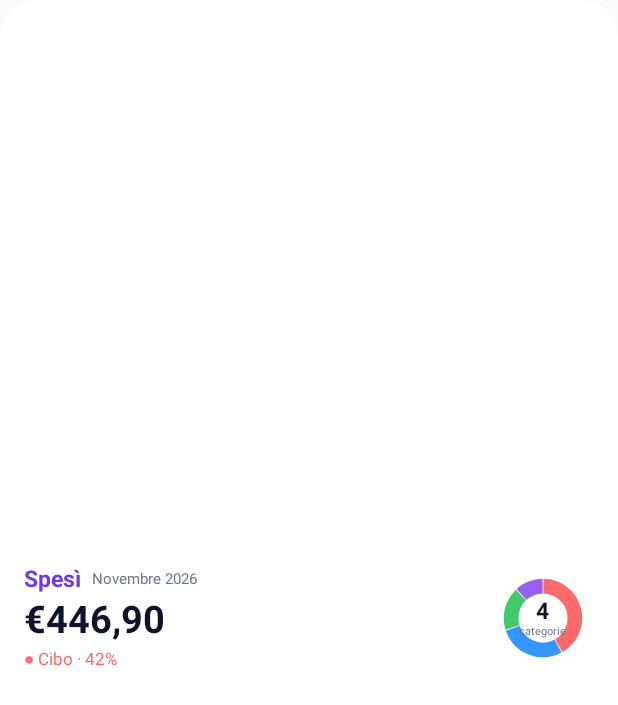
After one commit to gisolfi02/Spesi, an Android app built with Jetpack Compose: the layout widget_spesi_month_preview.xml on its own in the app's theme, with its tools: preview values and no code run, on a phone screen of 412 x 824 dp. The commit adds this screen. Shown: the top 705 px of the screen. Run offline under Robolectric (Android 15) with nearby library versions, the phone set to English and light mode, and no system bars.

Commit message:
add monthly expense widget

```diff
--- a/app/src/main/java/com/example/expensetracker/recurrence/RecurringExpenseWorker.kt
+++ b/app/src/main/java/com/example/expensetracker/recurrence/RecurringExpenseWorker.kt
@@ -4,12 +4,18 @@ import android.content.Context
 import androidx.work.CoroutineWorker
 import androidx.work.WorkerParameters
 import com.example.expensetracker.data.RecurringExpenseManager
+import com.example.expensetracker.widget.SpesiWidgetUpdater
 
 /** Verifica giornaliera offline: l'orario di esecuzione non è esatto. */
 class RecurringExpenseWorker(context: Context, params: WorkerParameters) :
     CoroutineWorker(context, params) {
     override suspend fun doWork(): Result = try {
         RecurringExpenseManager.materializeDue(applicationContext)
+        try {
+            SpesiWidgetUpdater.refresh(applicationContext)
+        } catch (_: Exception) {
+            // Una mancata sincronizzazione del widget non deve duplicare le rate.
+        }
         Result.success()
     } catch (_: Exception) {
         Result.retry()
--- a/app/src/main/java/com/example/expensetracker/ui/screens/AddExpenseScreen.kt
+++ b/app/src/main/java/com/example/expensetracker/ui/screens/AddExpenseScreen.kt
@@ -444,12 +444,6 @@ fun AddExpenseScreen(
                             modifier = Modifier.padding(start = 54.dp, end = 5.dp, bottom = 4.dp)
                         )
                     }
-                    Text(
-                        "La data finale è inclusa. Le rate successive alla scadenza " +
-                                "non verranno generate.",
-                        color = Muted, fontSize = 11.sp,
-                        modifier = Modifier.padding(start = 54.dp, bottom = 12.dp, end = 5.dp)
-                    )
                 }
             }
         }
--- /dev/null
+++ b/app/src/main/res/drawable/bg_spesi_widget.xml
@@ -0,0 +1,8 @@
+<?xml version="1.0" encoding="utf-8"?>
+<shape xmlns:android="http://schemas.android.com/apk/res/android" android:shape="rectangle">
+    <corners android:radius="24dp" />
+    <gradient
+        android:angle="0"
+        android:startColor="#FFFFFF"
+        android:endColor="#FFFFFF" />
+</shape>
--- /dev/null
+++ b/app/src/main/res/drawable/spesi_widget_preview_ring.xml
@@ -0,0 +1,12 @@
+<?xml version="1.0" encoding="utf-8"?>
+<vector xmlns:android="http://schemas.android.com/apk/res/android"
+    android:width="112dp"
+    android:height="112dp"
+    android:viewportWidth="112"
+    android:viewportHeight="112">
+    <path android:pathData="M 56,21 A 35,35 0 0,1 56,91 A 35,35 0 0,1 56,21" android:fillColor="#00000000" android:strokeColor="#E8E3F5" android:strokeWidth="16" />
+    <path android:pathData="M 56.550,21.004 A 35,35 0 0,1 73.341,86.402" android:fillColor="#00000000" android:strokeColor="#FF6969" android:strokeWidth="16" />
+    <path android:pathData="M 72.378,86.932 A 35,35 0 0,1 22.887,67.337" android:fillColor="#00000000" android:strokeColor="#3495FF" android:strokeWidth="16" />
+    <path android:pathData="M 22.547,66.291 A 35,35 0 0,1 31.643,30.866" android:fillColor="#00000000" android:strokeColor="#42C96A" android:strokeWidth="16" />
+    <path android:pathData="M 32.445,30.113 A 35,35 0 0,1 55.450,21.004" android:fillColor="#00000000" android:strokeColor="#9860EE" android:strokeWidth="16" />
+</vector>
--- /dev/null
+++ b/app/src/main/res/layout/widget_spesi_month_preview.xml
@@ -0,0 +1,115 @@
+<?xml version="1.0" encoding="utf-8"?>
+<!-- Anteprima statica con le stesse proporzioni del widget installato. -->
+<FrameLayout xmlns:android="http://schemas.android.com/apk/res/android"
+    android:layout_width="match_parent"
+    android:layout_height="match_parent"
+    android:background="@drawable/bg_spesi_widget">
+
+    <LinearLayout
+        android:layout_width="match_parent"
+        android:layout_height="match_parent"
+        android:orientation="horizontal"
+        android:gravity="center_vertical"
+        android:paddingStart="16dp"
+        android:paddingEnd="16dp"
+        android:paddingTop="7dp"
+        android:paddingBottom="7dp">
+
+        <LinearLayout
+            android:layout_width="0dp"
+            android:layout_height="wrap_content"
+            android:layout_weight="1"
+            android:orientation="vertical"
+            android:gravity="center_vertical">
+
+            <LinearLayout
+                android:layout_width="match_parent"
+                android:layout_height="wrap_content"
+                android:orientation="horizontal"
+                android:gravity="center_vertical">
+
+                <TextView
+                    android:layout_width="wrap_content"
+                    android:layout_height="wrap_content"
+                    android:includeFontPadding="false"
+                    android:text="Spesì"
+                    android:textStyle="bold"
+                    android:textSize="15sp"
+                    android:textColor="#7138EB" />
+
+                <TextView
+                    android:layout_width="0dp"
+                    android:layout_height="wrap_content"
+                    android:layout_weight="1"
+                    android:layout_marginStart="7dp"
+                    android:includeFontPadding="false"
+                    android:maxLines="1"
+                    android:ellipsize="end"
+                    android:text="Novembre 2026"
+                    android:textSize="10sp"
+                    android:textColor="#6B708A" />
+            </LinearLayout>
+
+            <TextView
+                android:layout_width="match_parent"
+                android:layout_height="wrap_content"
+                android:layout_marginTop="3dp"
+                android:includeFontPadding="false"
+                android:maxLines="1"
+                android:ellipsize="end"
+                android:text="€446,90"
+                android:textStyle="bold"
+                android:textSize="25sp"
+                android:textColor="#11132B" />
+
+            <TextView
+                android:layout_width="match_parent"
+                android:layout_height="wrap_content"
+                android:layout_marginTop="3dp"
+                android:includeFontPadding="false"
+                android:maxLines="1"
+                android:ellipsize="end"
+                android:text="● Cibo · 42%"
+                android:textSize="11sp"
+                android:textColor="#FF6969" />
+        </LinearLayout>
+
+        <FrameLayout
+            android:layout_width="68dp"
+            android:layout_height="68dp"
+            android:layout_marginStart="8dp">
+
+            <ImageView
+                android:layout_width="match_parent"
+                android:layout_height="match_parent"
+                android:src="@drawable/spesi_widget_preview_ring"
+                android:scaleType="fitCenter"
+                android:contentDescription="Anteprima grafico per categoria" />
+
+            <LinearLayout
+                android:layout_width="wrap_content"
+                android:layout_height="wrap_content"
+                android:layout_gravity="center"
+                android:orientation="vertical"
+                android:gravity="center">
+
+                <TextView
+                    android:layout_width="wrap_content"
+                    android:layout_height="wrap_content"
+                    android:includeFontPadding="false"
+                    android:text="4"
+                    android:textSize="15sp"
+                    android:textStyle="bold"
+                    android:textColor="#11132B" />
+
+                <TextView
+                    android:layout_width="wrap_content"
+                    android:layout_height="wrap_content"
+                    android:includeFontPadding="false"
+                    android:text="categorie"
+                    android:textSize="7sp"
+                    android:textColor="#6B708A" />
+            </LinearLayout>
+        </FrameLayout>
+    </LinearLayout>
+</FrameLayout>
```
Also changed, not shown: app/src/main/AndroidManifest.xml (+15 -0 lines), app/src/main/java/com/example/expensetracker/MainActivity.kt (+25 -5 lines), app/src/main/java/com/example/expensetracker/ui/components/ExpenseBreakdownPager.kt (+17 -5 lines), app/src/main/java/com/example/expensetracker/widget/SpesiDonutRenderer.kt (added, +61 -0 lines), app/src/main/java/com/example/expensetracker/widget/SpesiMonthlyWidgetProvider.kt (added, +30 -0 lines), app/src/main/java/com/example/expensetracker/widget/SpesiWidgetUpdater.kt (added, +86 -0 lines), app/src/main/res/layout/widget_spesi_month.xml (added, +94 -0 lines), app/src/main/res/xml/spesi_month_widget_info.xml (added, +13 -0 lines).
